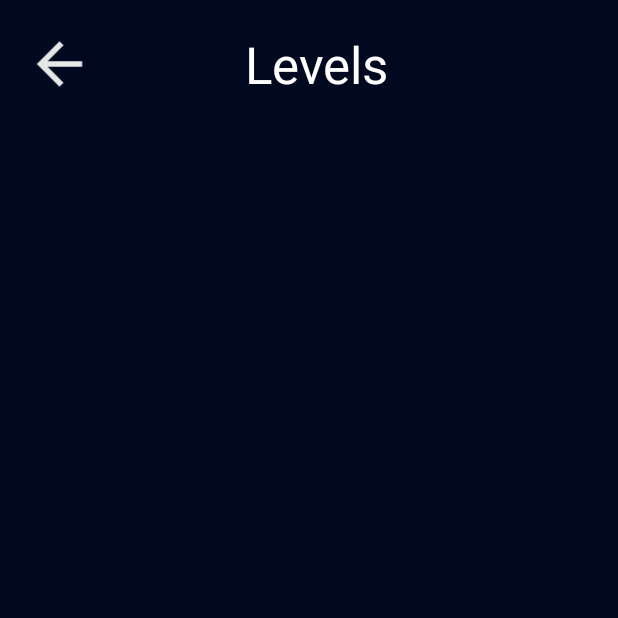
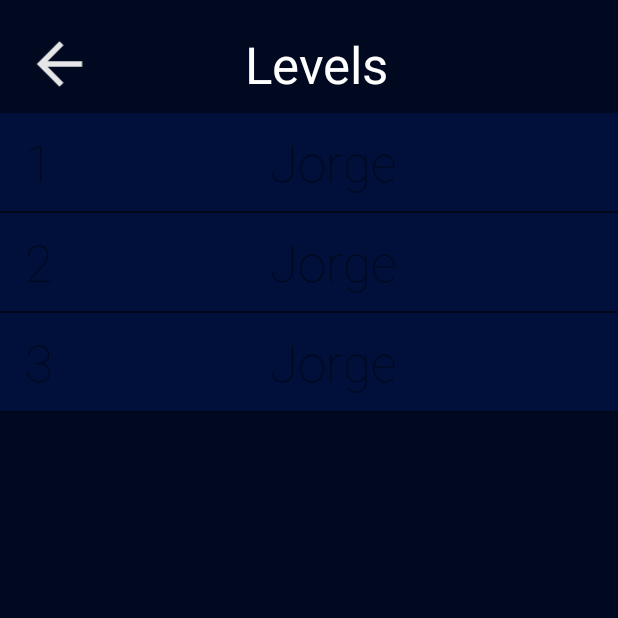
Before and after one commit to jcrucesdeveloper/Euler-1, an Android app: the screen it shows after launch (ListLevels), after a tap on an icon or button, on a phone screen of 412 x 824 dp, the top half of it. Run offline under Robolectric (Android 15) with nearby library versions, the phone set to English and light mode, and no system bars.

Commit message:
ListViewLevelElements

```diff
--- a/app/src/main/AndroidManifest.xml
+++ b/app/src/main/AndroidManifest.xml
@@ -11,10 +11,16 @@
         android:theme="@style/Theme.Euler1">
         <activity
             android:name=".ListLevels"
-            android:exported="true" />
+            android:exported="true"
+            android:screenOrientation="portrait"
+
+            />
         <activity
             android:name=".MainActivity"
-            android:exported="true">
+            android:exported="true"
+            android:screenOrientation="portrait"
+
+            >
             <intent-filter>
                 <action android:name="android.intent.action.MAIN" />
 
--- /dev/null
+++ b/app/src/main/java/com/jorgecruces/euler1/CustomAdapter.java
@@ -0,0 +1,58 @@
+package com.jorgecruces.euler1;
+
+import android.content.Context;
+import android.view.LayoutInflater;
+import android.view.View;
+import android.view.ViewGroup;
+import android.widget.BaseAdapter;
+import android.widget.TextView;
+
+import java.util.List;
+
+public class CustomAdapter extends BaseAdapter
+{
+
+    private Context context;
+    private List<LevelElement> levelElementList;
+
+    public CustomAdapter(Context context, List<LevelElement> levelElementList)
+    {
+        this.context = context;
+        this.levelElementList = levelElementList;
+    }
+
+    @Override
+    public int getCount() {
+        return levelElementList.size();
+    }
+
+    @Override
+    public Object getItem(int i) {
+        return i;
+    }
+
+    @Override
+    public long getItemId(int i) {
+        return i;
+    }
+
+    @Override
+    public View getView(int i, View view, ViewGroup viewGroup) {
+
+        LevelElement levelElement = this.levelElementList.get(i);
+
+        if(null == view)
+        {
+            view = LayoutInflater.from(context).inflate(R.layout.list_view_element,null);
+        }
+
+        TextView textViewLevelTitle, textViewLevelNumber;
+        textViewLevelTitle = (TextView) view.findViewById(R.id.textViewLevelTitle);
+        textViewLevelNumber = (TextView) view.findViewById(R.id.textViewLevelNumber);
+
+        textViewLevelTitle.setText(levelElement.getLevelTitle());
+        textViewLevelNumber.setText(levelElement.getLevelNumber());
+
+        return view;
+    }
+}
--- /dev/null
+++ b/app/src/main/java/com/jorgecruces/euler1/LevelElement.java
@@ -0,0 +1,32 @@
+package com.jorgecruces.euler1;
+
+public class LevelElement
+{
+
+    private String levelNumber;
+    private String levelTitle;
+
+
+    public LevelElement(String levelTitle, String levelNumber) {
+        this.levelTitle = levelTitle;
+        this.levelNumber = levelNumber;
+    }
+
+    public String getLevelTitle() {
+        return levelTitle;
+    }
+
+    public void setLevelTitle(String levelTitle) {
+        this.levelTitle = levelTitle;
+    }
+
+    public String getLevelNumber() {
+        return levelNumber;
+    }
+
+    public void setLevelNumber(String levelNumber) {
+        this.levelNumber = levelNumber;
+    }
+
+
+}
--- a/app/src/main/java/com/jorgecruces/euler1/ListLevels.java
+++ b/app/src/main/java/com/jorgecruces/euler1/ListLevels.java
@@ -5,14 +5,36 @@ import androidx.appcompat.app.AppCompatActivity;
 import android.content.Intent;
 import android.os.Bundle;
 import android.view.View;
+import android.widget.ListView;
 
-public class ListLevels extends AppCompatActivity {
+import java.util.ArrayList;
+import java.util.List;
+
+public class ListLevels extends AppCompatActivity
+{
+
+    private ListView listViewLevels;
+    private List<LevelElement> levelElementList;
 
     @Override
-    protected void onCreate(Bundle savedInstanceState) {
+    protected void onCreate(Bundle savedInstanceState)
+    {
         super.onCreate(savedInstanceState);
         setContentView(R.layout.activity_list_levels);
+
+        listViewLevels = (ListView) findViewById(R.id.listViewLevelElements);
+
+        levelElementList = new ArrayList<>();
+        levelElementList.add(new LevelElement("Jorge","1"));
+        levelElementList.add(new LevelElement("Jorge","2"));
+        levelElementList.add(new LevelElement("Jorge","3"));
+
+        CustomAdapter adapter = new CustomAdapter(this,levelElementList);
+        listViewLevels.setAdapter(adapter);
+
     }
+
+
 
     public void onClickGoBackToMainScreen(View view)
     {
--- a/app/src/main/java/com/jorgecruces/euler1/MainActivity.java
+++ b/app/src/main/java/com/jorgecruces/euler1/MainActivity.java
@@ -13,16 +13,15 @@ import android.widget.TextView;
 
 import java.util.Random;
 
-public class MainActivity extends AppCompatActivity {
+public class MainActivity extends AppCompatActivity
+{
 
     TextView textViewQuote, textViewTitle;
     ImageView imageViewInfoButton, imageViewPlayButton,imageViewPlayButtonBackground,imageViewEulerPrincipal;
 
-    private String[] quotes;
-
-
     @Override
-    protected void onCreate(Bundle savedInstanceState) {
+    protected void onCreate(Bundle savedInstanceState)
+    {
         super.onCreate(savedInstanceState);
         setContentView(R.layout.activity_main);
 
@@ -54,7 +53,7 @@ public class MainActivity extends AppCompatActivity {
 
     public void selectQuote()
     {
-        quotes = getResources().getStringArray(R.array.quotes_from_euler);
+        String[] quotes = getResources().getStringArray(R.array.quotes_from_euler);
         Random randomNumber = new Random();
         int quoteNumber = randomNumber.nextInt(quotes.length);
         String quoteToDisplay = quotes[quoteNumber];
--- a/app/src/main/res/layout/activity_list_levels.xml
+++ b/app/src/main/res/layout/activity_list_levels.xml
@@ -37,4 +37,9 @@
 
     </LinearLayout>
 
+    <ListView
+        android:id="@+id/listViewLevelElements"
+        android:layout_width="match_parent"
+        android:layout_height="match_parent" />
+
 </LinearLayout>
--- /dev/null
+++ b/app/src/main/res/layout/list_view_element.xml
@@ -0,0 +1,27 @@
+<?xml version="1.0" encoding="utf-8"?>
+<LinearLayout xmlns:android="http://schemas.android.com/apk/res/android"
+    android:layout_width="match_parent"
+    android:layout_height="match_parent"
+    android:background="#01103A"
+    android:padding="10dp">
+
+    <TextView
+        android:id="@+id/textViewLevelNumber"
+        android:layout_width="wrap_content"
+        android:layout_height="wrap_content"
+        android:layout_weight="1"
+        android:fontFamily="sans-serif-thin"
+        android:text="1"
+        android:textAlignment="center"
+        android:textSize="34sp" />
+
+    <TextView
+        android:id="@+id/textViewLevelTitle"
+        android:layout_width="wrap_content"
+        android:layout_height="wrap_content"
+        android:layout_weight="20"
+        android:fontFamily="sans-serif-thin"
+        android:text="The beginning"
+        android:textAlignment="center"
+        android:textSize="34sp" />
+</LinearLayout>
```
